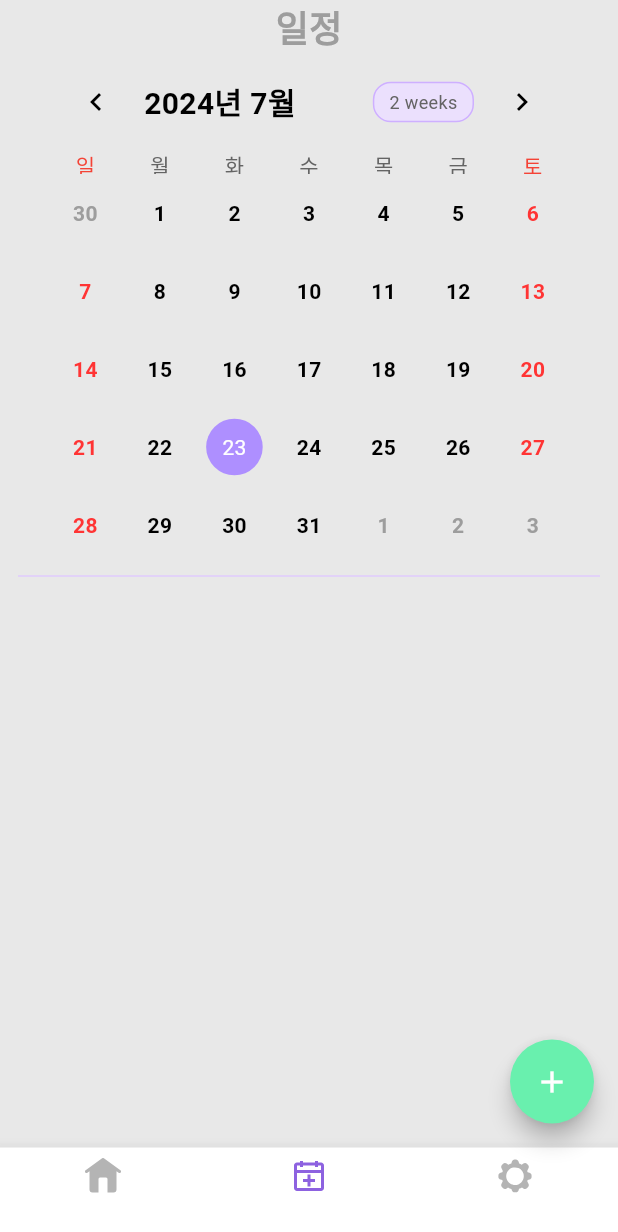
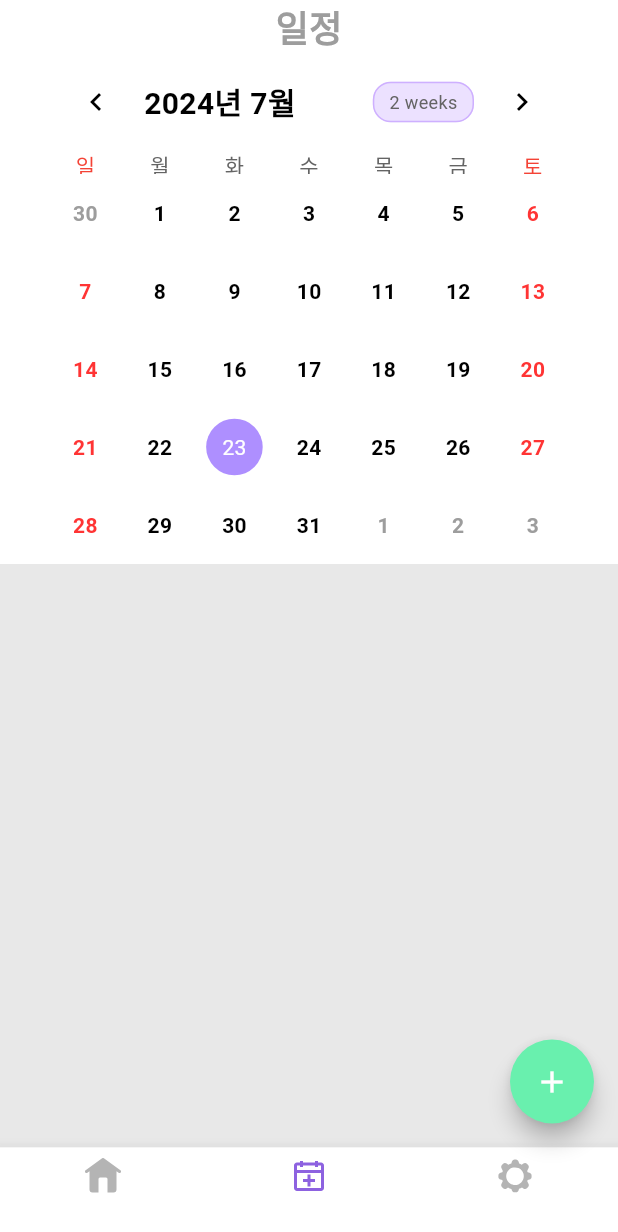
Before and after one commit to alstjr6211/to_do_list, a Flutter app: the screen it shows after launch, item 2 of the bottom bar chosen, on a phone screen of 412 x 824 dp. Shown: the top 1232 px of the screen. Run offline on Flutter 3.47's test engine with Material 3 defaults, Android fonts, the phone set to English and light mode, and no system bars; drawn by our look-alikes of table_calendar; our stand-ins replace flutter_local_notifications, flutter_svg, fluttertoast, hive, hive_flutter, permission_handler and 1 more; accounts and stored records are empty; Roboto replaces fonts that are missing (NanumBarunpen).

Commit message:
ui tidy up

```diff
--- a/lib/constant/color.dart
+++ b/lib/constant/color.dart
@@ -3,12 +3,13 @@ import 'package:flutter/material.dart';
 //basic
 const white = Color(0xffFFFFFF);
 const black = Color(0xff000000);
-const gray = Color(0xff9d9d9d);
-const darkGray = Color(0xff646464);
+const grey = Color(0xff9d9d9d);
+const darkGrey = Color(0xff646464);
 const red = Color(0xffff3434);
 
 
-const backgroundColor = Color(0xffe8e8e8);
+const backgroundColor = Color(0xffFFFFFF);
+const backgroundContainerColor = Color(0xffe8e8e8);
 const mainContainerColor = Color(0xffae8fff);
 
 //calendar
--- a/lib/constant/widget/appBarContainer.dart
+++ b/lib/constant/widget/appBarContainer.dart
@@ -19,6 +19,7 @@ class Appbarcontainer extends StatelessWidget {
   @override
   Widget build(BuildContext context) {
     return Container(
+      color: white,
       height: 36,
       child: Center(
         child: Column(
@@ -28,7 +29,7 @@ class Appbarcontainer extends StatelessWidget {
               title,
               style: const TextStyle(
                 fontFamily: "NanumBarunpen",
-                color: gray,
+                color: grey,
                 fontSize: 24,
                 fontWeight: FontWeight.bold,
               ),
--- a/lib/constant/widget/calendarStyle.dart
+++ b/lib/constant/widget/calendarStyle.dart
@@ -21,8 +21,8 @@ CalendarStyle calendarStyle() {
     weekendTextStyle: textStyleBold().copyWith(color: red),
     todayTextStyle: textStyleBold(),
     outsideDaysVisible: true,
-    outsideTextStyle: textStyleBold().copyWith(color: gray),
-    disabledTextStyle: textStyleBold().copyWith(color: gray),
+    outsideTextStyle: textStyleBold().copyWith(color: grey),
+    disabledTextStyle: textStyleBold().copyWith(color: grey),
     holidayTextStyle: textStyleBold().copyWith(color: red),
     defaultTextStyle: textStyleBold().copyWith(color: black),
     markersAlignment: Alignment.bottomCenter,
@@ -40,7 +40,7 @@ DaysOfWeekStyle daysOfWeekStyle() {
     weekdayStyle: TextStyle(
         fontFamily: "NanumBarunpen",
         fontWeight: FontWeight.normal,
-        color: darkGray),
+        color: darkGrey),
     weekendStyle: TextStyle(
         fontFamily: "NanumBarunpen",
         fontWeight: FontWeight.normal,
@@ -61,7 +61,7 @@ HeaderStyle headerStyle() {
 
     formatButtonVisible: true,
     formatButtonShowsNext: true,
-    formatButtonTextStyle: textStyleNormal().copyWith(color: darkGray, fontSize: 12),
+    formatButtonTextStyle: textStyleNormal().copyWith(color: darkGrey, fontSize: 12),
     formatButtonDecoration: const BoxDecoration(
       border: Border.fromBorderSide(BorderSide(color: purple300)),
       borderRadius: BorderRadius.all(Radius.circular(12.0)),
--- a/lib/constant/widget/settingsLine.dart
+++ b/lib/constant/widget/settingsLine.dart
@@ -32,7 +32,7 @@ class Settingsline extends StatelessWidget {
           const Row(
             children: [
               Expanded(
-                child: Divider(color: darkGray, thickness: 1.2,),
+                child: Divider(color: darkGrey, thickness: 1.2,),
               ),
             ],
           ),
--- a/lib/screens/calendar_screen.dart
+++ b/lib/screens/calendar_screen.dart
@@ -157,12 +157,9 @@ class _CalendarScreenState extends State<CalendarScreen> {
                   ),
                 ),
               ),
-              const Padding(
-                padding: EdgeInsets.only(left: 12.0, right: 12.0),
-                child: Divider(color: purple200, thickness: 1),
-              ),
-              //events
               Expanded(
+                child: Container(
+                  color: backgroundContainerColor,
                   child: ListView.builder(
                     itemCount: _taskList.length,
                     itemBuilder: (context, index) {
@@ -185,6 +182,7 @@ class _CalendarScreenState extends State<CalendarScreen> {
                         return Container();
                       }
                     },
+                  ),
                 ),
               ),
             ],
--- a/lib/screens/settings_screen.dart
+++ b/lib/screens/settings_screen.dart
@@ -112,7 +112,7 @@ class _SettingsScreenState extends State<SettingsScreen> {
                     title: settingsText('어플리케이션 버전 : $application_version', true),
                     contentPadding: const EdgeInsets.symmetric(horizontal: 16, vertical: 0),
                   ),
-                  const Divider(color: gray, thickness: 0.6,),
+                  const Divider(color: grey, thickness: 0.6,),
                   ListTile(
                     title: settingsText('이용약관', true),
                     onTap: (){
@@ -120,7 +120,7 @@ class _SettingsScreenState extends State<SettingsScreen> {
                     },
                     contentPadding: const EdgeInsets.symmetric(horizontal: 16, vertical: 0),
                   ),
-                  const Divider(color: gray, thickness: 0.6,),
+                  const Divider(color: grey, thickness: 0.6,),
                   ListTile(
                     title: settingsText('개인정보 처리방침', true),
                     onTap: (){
@@ -128,7 +128,7 @@ class _SettingsScreenState extends State<SettingsScreen> {
                     },
                     contentPadding: const EdgeInsets.symmetric(horizontal: 16, vertical: 0),
                   ),
-                  const Divider(color: gray, thickness: 0.6,),
+                  const Divider(color: grey, thickness: 0.6,),
                   ListTile(
                     title: settingsText('사용한 라이센스', true),
                     onTap: () {
```
Also changed, not shown: lib/constant/widget/calendarPageCard.dart (+15 -4 lines), lib/constant/widget/homeLine.dart (added, +39 -0 lines), lib/constant/widget/homePageCard.dart (+14 -0 lines), lib/constant/widget/widget.dart (+6 -1 lines), lib/screens/home_screen.dart (+32 -4 lines). Lines whose indentation alone changed are shown as unchanged.
